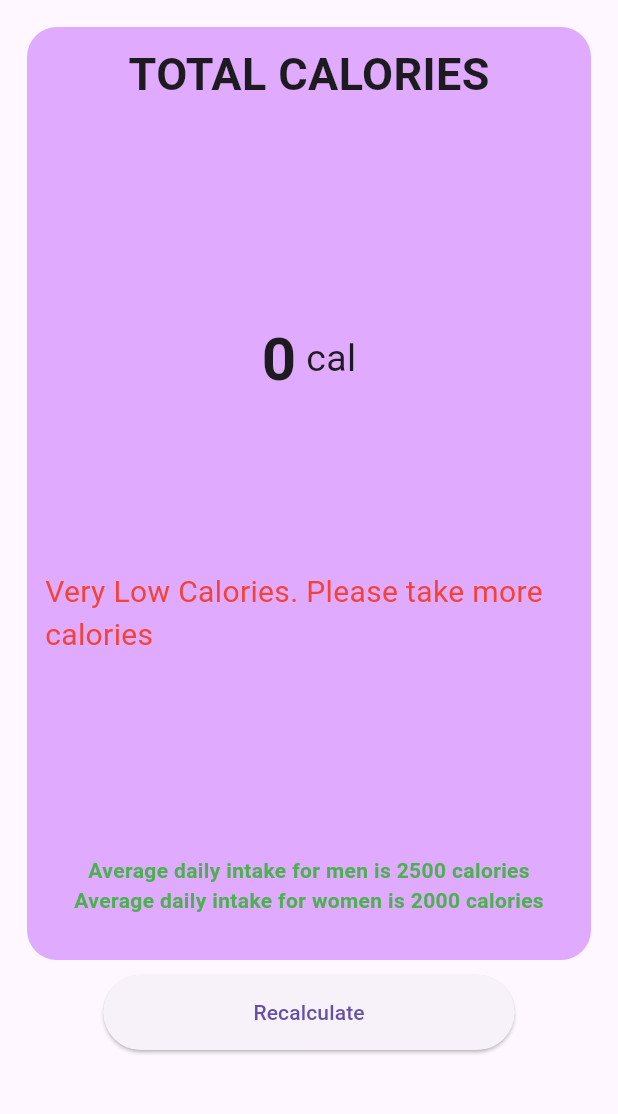
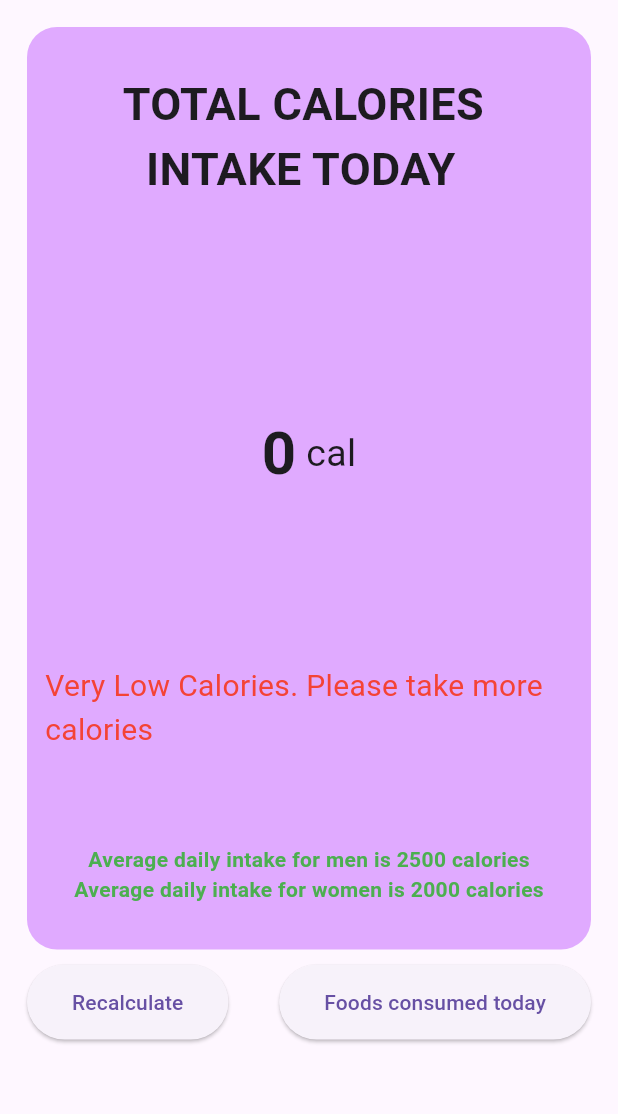
Before and after one commit to Rajesh0408/Calorie-Tracker, a Flutter app: the screen it shows after launch, after a tap on "Total Calories", on a phone screen of 412 x 824 dp, the part 84-1198 px from its top. Run offline on Flutter 3.47's test engine with Material 3 defaults, Android fonts, the phone set to English and light mode, and no system bars; our stand-ins replace cloud_firestore, firebase_core, shared_preferences; missing offline and left inert: dart:ffi; accounts and stored records are empty.

Commit message:
completed bottomSheet UI & Backend

```diff
--- a/lib/UI/FoodListPage.dart
+++ b/lib/UI/FoodListPage.dart
@@ -1,11 +1,17 @@
 
+
+
+
+import 'dart:ffi';
 
 import 'package:calorie_tracker/UI/totalCaloriesPage.dart';
 import 'package:flutter/cupertino.dart';
 import 'package:flutter/material.dart';
-  import 'package:cloud_firestore/cloud_firestore.dart';
+import 'package:cloud_firestore/cloud_firestore.dart';
+import 'package:shared_preferences/shared_preferences.dart';
 
-  class FoodListPage extends StatefulWidget {
+
+class FoodListPage extends StatefulWidget {
     const FoodListPage({super.key});
 
     @override
@@ -17,9 +23,19 @@ import 'package:flutter/material.dart';
     int? len;
     int count=0;
     List<int> countList=[];
-    int totalCalories=0;
+    String? date;
+    DateTime? savedDateTime;
+    // int totalCalories=0;
+    int savedTotalCalories=0;
     Color card = const Color(0xFFe0c3fc);
     Color appbar = const Color(0xFF7b2cbf);
+    List bottomSheetList=[];
+    DateTime? savedDate;
+    Map<String, dynamic>? data;
+    List<dynamic>? dataOfCountList;
+    DocumentReference? documentReference;
+    DocumentReference? documentReferenceForCountList;
+    List? countListArray;
 
     @override
     void initState() {
@@ -32,13 +48,26 @@ import 'package:flutter/material.dart';
           FirebaseFirestore.instance.collection('Foods');
       QuerySnapshot querySnapshot = await collectionReference.get();
 
+      //Get the total calories
+      documentReference = FirebaseFirestore.instance.collection('TotalCalories').doc('7NELlvkDVQ6PLMVdbqpg');
+      DocumentSnapshot<Object?>? documentSnapshot = await documentReference?.get();
+      data = documentSnapshot?.data() as Map<String, dynamic>?;
+      savedTotalCalories = data?['totalCalories'];
+
+      //Get the countList
+      documentReferenceForCountList = FirebaseFirestore.instance.collection('FoodsConsumedToday').doc('XeEl2aYmbHyGfdVsOc9U');
+      DocumentSnapshot<Object?>? documentSnapshotForCountList = await documentReferenceForCountList?.get();
+      dataOfCountList = documentSnapshotForCountList?.get('countList') ;
+      //countListArray = dataOfCountList?['countList'] ;
+      print("dataOfCountList: $dataOfCountList");
+
+
       setState(() {
         len = querySnapshot.docs.length;
         for(int i=0;i<len!;i++) {
           countList.add(0);
         }
         list = querySnapshot.docs.map((doc) => doc.data()).toList();
-
       });
     }
 
@@ -61,7 +90,6 @@ import 'package:flutter/material.dart';
 
 
                   Map<String, dynamic> foodData = list![index];
-                  print(foodData['name']);
                   return Row(
                     mainAxisAlignment: MainAxisAlignment.spaceBetween,
                     children: [
@@ -149,13 +177,25 @@ import 'package:flutter/material.dart';
                 mainAxisAlignment: MainAxisAlignment.spaceEvenly,
                 children: [
                   ElevatedButton(
-                      onPressed: () {
-                        totalCalories=0;
+                      onPressed: () async {
+
+                        if(await isTodayNewDay()) {
+                          savedTotalCalories=0;
+                          bottomSheetList.clear();
+                        }
+                        print(savedTotalCalories);
                           for(int i=0; i<countList.length;i++) {
-                              totalCalories += (countList[i]*(list?[i]['calories']) as int );
+                            savedTotalCalories =savedTotalCalories +  (countList[i]*(list?[i]['calories']) as int );
+
+                            if(countList[i]!=0) {
+                                bottomSheetList.add(list?[i]);
+                              }
                           }
-                          Navigator.push(context, MaterialPageRoute(builder: (context) =>  TotalCaloriesPage(totalCalories),));
-                          print(totalCalories);
+                        Map<String, dynamic> map1 = {"totalCalories": savedTotalCalories};
+                        documentReference?.set(map1).whenComplete(() => null);
+                        print(bottomSheetList);
+                          Navigator.push(context, MaterialPageRoute(builder: (context) =>  TotalCaloriesPage(savedTotalCalories, bottomSheetList),));
+
                       },
 
                       child: const Text('Total Calories')),
@@ -173,4 +213,33 @@ import 'package:flutter/material.dart';
         ),
       );
     }
+    Future<bool> isTodayNewDay() async {
+
+      DocumentReference docReference = FirebaseFirestore.instance.collection('TodayDate').doc('5dB7I6qTFwiEeGuUsW8X');
+      DocumentSnapshot<Object?>? documentSnapshot = await docReference.get();
+      Map<String, dynamic>? data1 = documentSnapshot.data() as Map<String, dynamic>?;
+
+      if (data1 != null) {
+        Timestamp? timestamp = data1['date'] as Timestamp?;
+        print("Timestamp: $timestamp");
+
+        if (timestamp != null) {
+          savedDateTime = timestamp.toDate();
+          print("Date: $savedDateTime");
+        }
+      }
+
+      DateTime now = DateTime.now();
+
+        if (savedDateTime?.year == now.year &&
+            savedDateTime?.month == now.month &&
+            savedDateTime?.day == now.day) {
+          return false;
+        } else {
+          Map<String, dynamic> map = {"date": now};
+          docReference.set(map).whenComplete(() => print(map));
+          return true;
+        }
+
+    }
   }
--- a/lib/UI/totalCaloriesPage.dart
+++ b/lib/UI/totalCaloriesPage.dart
@@ -5,7 +5,8 @@ import 'package:flutter/widgets.dart';
 
 class TotalCaloriesPage extends StatefulWidget {
   int? totalCalories;
-  TotalCaloriesPage(this.totalCalories, {super.key});
+  List? bottomSheetList;
+  TotalCaloriesPage(this.totalCalories,this.bottomSheetList, {super.key});
 
   @override
   State<TotalCaloriesPage> createState() => _TotalCaloriesPageState();
@@ -15,11 +16,17 @@ class _TotalCaloriesPageState extends State<TotalCaloriesPage> {
   int? totalCalories;
   Color card = const Color(0xFFe0aaff);
   Color appbar = const Color(0xFF7b2cbf);
+  DateTime time = DateTime.now();
+  List? bottomSheetList;
+  int? len;
 
   @override
   void initState() {
     super.initState();
     totalCalories = widget.totalCalories;
+    bottomSheetList=widget.bottomSheetList;
+    len = bottomSheetList?.length;
+    print(time);
   }
 
   @override
@@ -30,6 +37,7 @@ class _TotalCaloriesPageState extends State<TotalCaloriesPage> {
         title: Text('Calorie Tracker For Indian Food'),
 
       ),
+
       body: Padding(
         padding: const EdgeInsets.all(18.0),
         child: Column(
@@ -42,10 +50,10 @@ class _TotalCaloriesPageState extends State<TotalCaloriesPage> {
               ),
               child: Column(
                 children: [
-                  SizedBox(height: 10,),
+                  SizedBox(height: 30,),
                   Center(
                       child: Text(
-                    'TOTAL CALORIES',
+                    'TOTAL CALORIES \n  INTAKE TODAY',
                     style: TextStyle(fontSize: 30, fontWeight: FontWeight.bold),
                   )),
                   SizedBox(height: 140,),
@@ -71,7 +79,7 @@ class _TotalCaloriesPageState extends State<TotalCaloriesPage> {
                             ? "Very Low Calories. Please take more calories"
                             : "That's a lot of calories and very unhealthy for you", style: TextStyle(fontSize: 20, color: totalCalories! < 1800 || totalCalories! > 2800?Colors.red : Colors.green ),),
                   ),
-                  SizedBox(height: 120,),
+                  SizedBox(height:50,),
                   const Text('Average daily intake for men is 2500 calories', style: TextStyle(color: Colors.green, fontWeight: FontWeight.bold),),
                   const Text('Average daily intake for women is 2000 calories', style: TextStyle(color: Colors.green, fontWeight: FontWeight.bold),),
                   SizedBox(height: 30,),
@@ -80,16 +88,58 @@ class _TotalCaloriesPageState extends State<TotalCaloriesPage> {
               ),
             ),
             SizedBox(height: 10,),
+            Row(
+              mainAxisAlignment: MainAxisAlignment.spaceBetween,
+              children: [
                 ElevatedButton(
                   style: ButtonStyle(
-                padding:MaterialStatePropertyAll(EdgeInsets.only(left: 100, right: 100, top: 15,bottom: 15)),
+                    padding:MaterialStatePropertyAll(EdgeInsets.only(left: 30, right: 30, top: 15,bottom: 15)),
                   ),
                     onPressed: () {
                       Navigator.pop(context);
+                      print(time);
                     }, child: const Text('Recalculate')),
+                ElevatedButton(
+                    style: ButtonStyle(
+                      padding:MaterialStatePropertyAll(EdgeInsets.only(left: 30, right: 30, top: 15,bottom: 15)),
+                    ),
+                    onPressed: () {
+                      BottomSheet();
+                    }, child: Expanded(child: const Text("Foods consumed today"))),
+              ],
+            ),
+
           ],
         ),
       ),
     );
   }
+
+  Future BottomSheet() {
+    return showModalBottomSheet(context: context, builder:(BuildContext context) {
+      return ListView.builder(itemCount: len, itemBuilder: (context, index) {
+        return Row(
+          children: [
+            Padding(
+              padding: EdgeInsets.all(9.0),
+              child: SizedBox(
+                  height: 50,
+                  width: 50,
+                  child: Hero(
+                    tag: 'image$index',
+                    child: Image.network("${bottomSheetList?[index]['image']}",fit: BoxFit.cover,),
+                  )
+              ),
+            ),
+            Expanded(
+              child: Text('${bottomSheetList?[index]['name']} (${bottomSheetList?[index]['calories']} cal)',
+                overflow: TextOverflow.ellipsis,
+                maxLines: 2,
+              ),
+            ),
+          ],
+        );
+      },);
+    });
   }
+}
--- a/pubspec.yaml
+++ b/pubspec.yaml
@@ -50,6 +50,7 @@ dev_dependencies:
   firebase_auth: 4.19.0
   cloud_firestore: 4.16.0
   firebase_storage: 11.6.0
+  shared_preferences: ^2.2.2
 
 
 
```
Also changed, not shown: pubspec.lock, 1 other file. Lines whose indentation alone changed are shown as unchanged.
